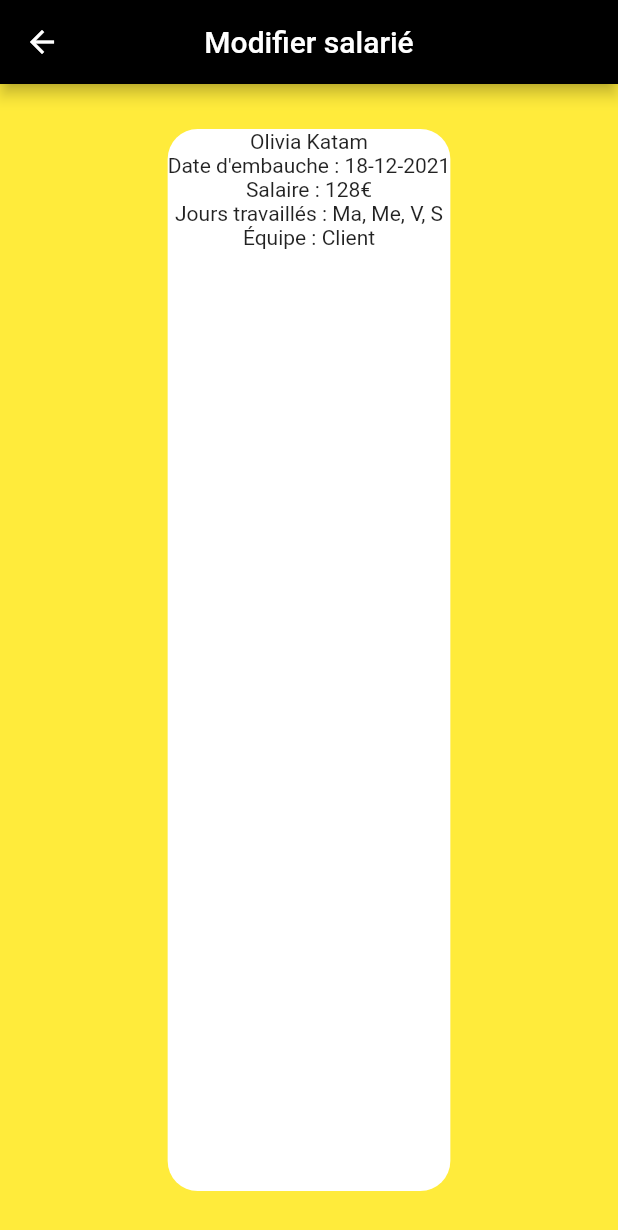
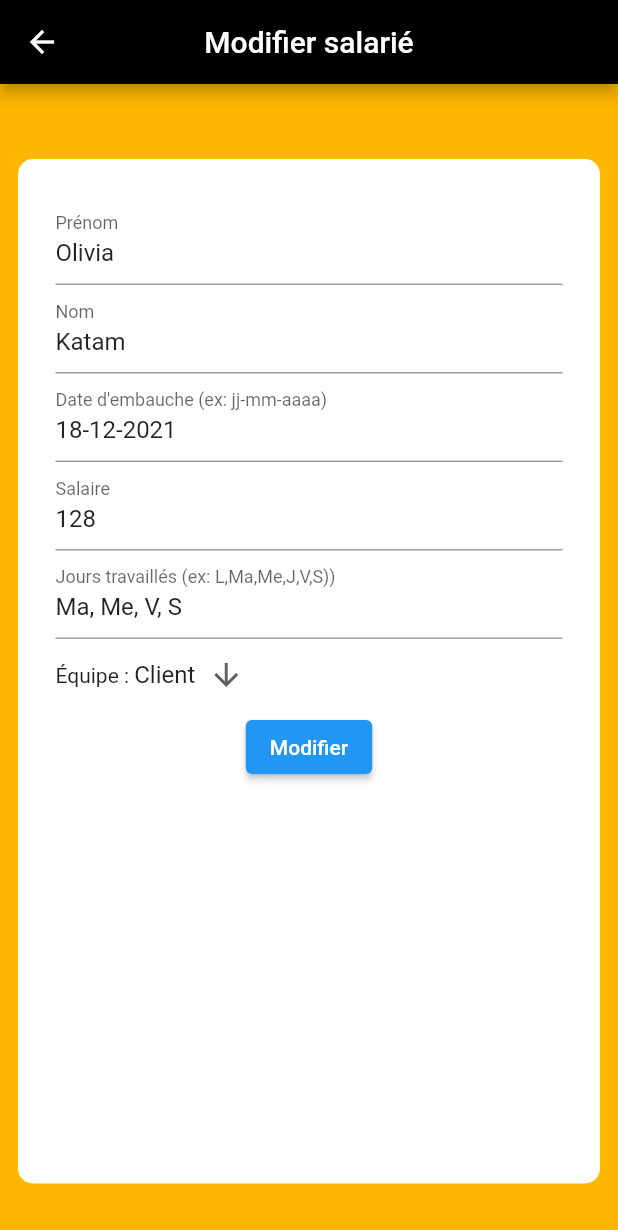
Before and after one commit to robin-mj/tp_agile, a Flutter app: the EmployeeDetails screen opened directly with sample values from the repository, on a phone screen of 412 x 824 dp. Shown: the top 1230 px of the screen. Run offline on Flutter 3.47's test engine with Material 2 defaults, Android fonts, the light colour scheme and no system bars; our stand-ins replace google_fonts.

Commit message:
Terminé

```diff
--- a/lib/layout/employee_detail.dart
+++ b/lib/layout/employee_detail.dart
@@ -1,15 +1,42 @@
 import 'package:flutter/material.dart';
 import 'package:tp_agile/model/workers_model.dart';
 
-class EmployeeDetails extends StatelessWidget {
+const List<String> teams = <String>['Carton', 'Client', 'Scotch'];
+
+class EmployeeDetails extends StatefulWidget {
   final Worker worker;
 
   const EmployeeDetails({Key? key, required this.worker}) : super(key: key);
 
   @override
+  _EmployeeDetailsState createState() => _EmployeeDetailsState();
+}
+
+class _EmployeeDetailsState extends State<EmployeeDetails> {
+  late final TextEditingController firstnameController;
+  late final TextEditingController nameController;
+  late final TextEditingController startdateController;
+  late final TextEditingController wagesController;
+  late final TextEditingController workingdaysController;
+  late String dropdownValue;
+
+  @override
+  void initState() {
+    super.initState();
+    firstnameController = TextEditingController(text: widget.worker.firstname);
+    nameController = TextEditingController(text: widget.worker.name);
+    startdateController = TextEditingController(text: widget.worker.startdate);
+    wagesController =
+        TextEditingController(text: widget.worker.wages.toString());
+    workingdaysController =
+        TextEditingController(text: widget.worker.workingdays.join(', '));
+    dropdownValue = widget.worker.team;
+  }
+
+  @override
   Widget build(BuildContext context) {
     return Scaffold(
-      backgroundColor: Colors.yellow,
+      backgroundColor: const Color(0xfffeb701),
       appBar: AppBar(
         title: const Text('Modifier salarié'),
         backgroundColor: Colors.black,
@@ -19,22 +46,100 @@ class EmployeeDetails extends StatelessWidget {
         alignment: Alignment.center,
         child: Container(
           child: Padding(
-            padding: const EdgeInsets.all(30.0),
+            padding: const EdgeInsets.only(left: 12.0, right: 12.0, top: 50.0, bottom: 35.0),
             child: Container(
                 decoration: BoxDecoration(
                   color: Colors.white, // fond blanc pour le padding arrondi
-                borderRadius: BorderRadius.circular(20.0), // bords arrondis
+                  borderRadius: BorderRadius.circular(10.0), // bords arrondis
                 ),
+                child: Padding(
+                  padding: EdgeInsets.all(25.0),
                   child: Column(
                     children: [
-                  Text('${worker.firstname} ${worker.name}'),
-                  Text('Date d\'embauche : ${worker.startdate}'),
-                  Text('Salaire : ${worker.wages}€'),
-                  Text('Jours travaillés : ${worker.workingdays.join(', ')}'),
-                  Text('Équipe : ${worker.team}'),
+                      TextFormField(
+                        controller: firstnameController,
+                        decoration: const InputDecoration(
+                          labelText: 'Prénom',
+                        ),
+                      ),
+                      TextFormField(
+                        controller: nameController,
+                        decoration: const InputDecoration(
+                          labelText: 'Nom',
+                        ),
+                      ),
+                      TextFormField(
+                        controller: startdateController,
+                        decoration: const InputDecoration(
+                          labelText: 'Date d\'embauche (ex: jj-mm-aaaa)',
+                        ),
+                      ),
+                      TextFormField(
+                        controller: wagesController,
+                        decoration: const InputDecoration(
+                          labelText: 'Salaire',
+                        ),
+                      ),
+                      TextFormField(
+                        controller: workingdaysController,
+                        decoration: const InputDecoration(
+                          labelText: 'Jours travaillés (ex: L,Ma,Me,J,V,S))',
+                        ),
+                      ),
+                      Row(
+                        children: [
+                          const Text('Équipe : '),
+                          DropdownButton<String>(
+                            value: dropdownValue,
+                            icon: const Icon(Icons.arrow_downward),
+                            elevation: 16,
+                            underline: Container(
+                              height: 2,
+                            ),
+                            onChanged: (String? value) {
+                              // This is called when the user selects an item.
+                              setState(() {
+                                dropdownValue = value!;
+                              });
+                            },
+                            items: teams
+                                .map<DropdownMenuItem<String>>((String value) {
+                              return DropdownMenuItem<String>(
+                                value: value,
+                                child: Text(value),
+                              );
+                            }).toList(),
+                          ),
                         ],
                       ),
+                      ElevatedButton(
+                        onPressed: () {
+                          // validateData();
+
+                          // List<String> workingDaysList =
+                          //     workingdaysController.text.split(',');
+                          // worker.firstname = firstnameController.text;
+                          // worker.name = nameController.text;
+                          // worker.startdate = startdateController.text;
+                          // worker.wages = wagesController.text;
+                          // worker.workingdays = workingDaysList;
+                          // worker.team = dropdownValue;
+
+                          // workers.add(worker);
+
+                          Navigator.pushNamed(context, '/employees');
+                        },
+                        child: const Text('Modifier'),
                       ),
+
+                      // Text('${worker.firstname} ${worker.name}'),
+                      // Text('Date d\'embauche : ${worker.startdate}'),
+                      // Text('Salaire : ${worker.wages}€'),
+                      // Text('Jours travaillés : ${worker.workingdays.join(', ')}'),
+                      // Text('Équipe : ${worker.team}'),
+                    ],
+                  ),
+                )),
           ),
         ),
       ),
```
Lines whose indentation alone changed are shown as unchanged.
